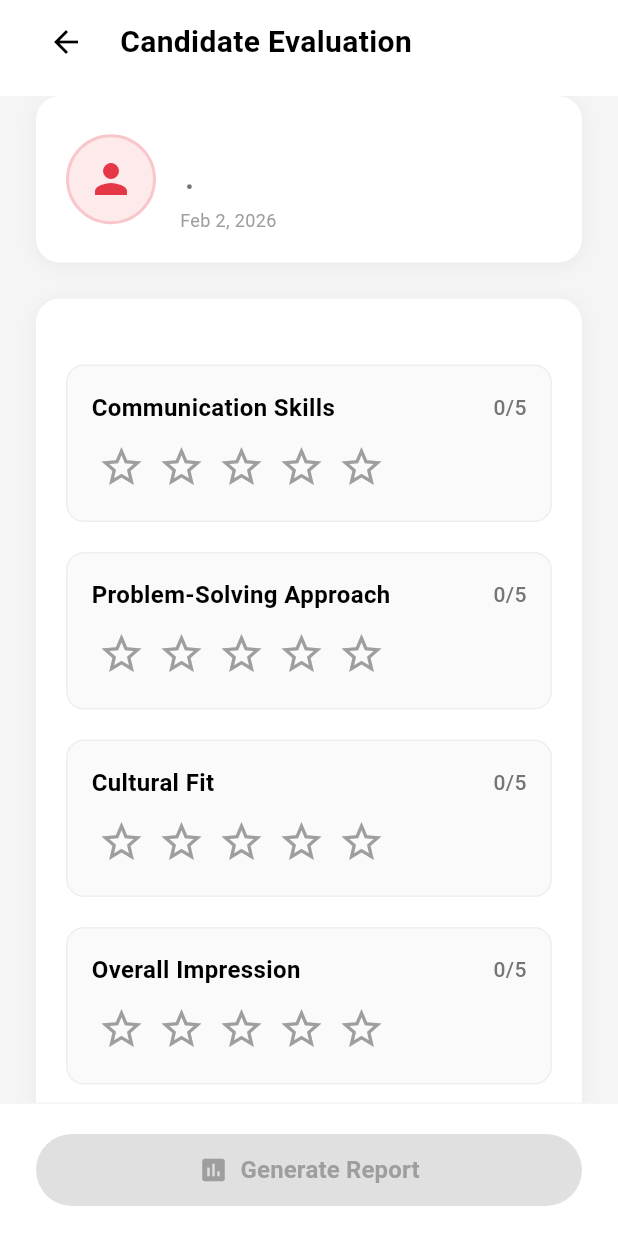
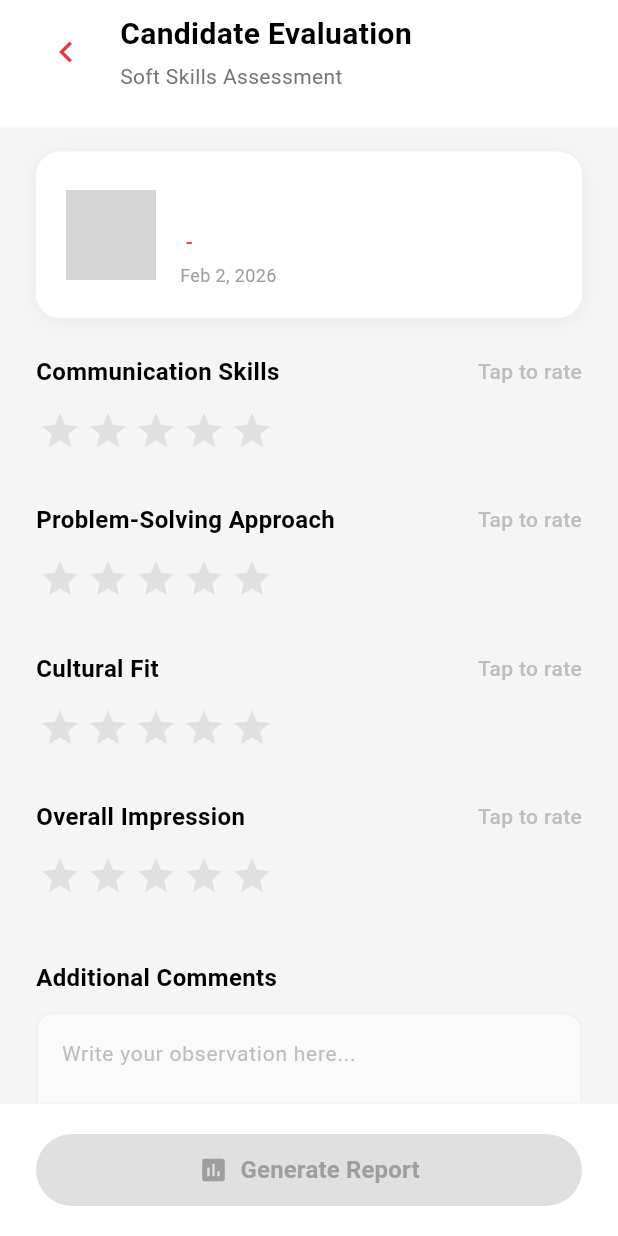
Before and after one commit to ZK-NIAZI/InterviewPro, a Flutter app: the CandidateEvaluationPage screen opened by its route, on a phone screen of 412 x 824 dp. Run offline on Flutter 3.47's test engine with Material 3 defaults, Android fonts, the phone set to English and light mode, and no system bars; our stand-ins replace equatable, get_it, go_router, hive, hive_flutter; accounts and stored records are empty; network calls fail; grey boxes are pictures that could not be loaded.

Commit message:
Improve UI styling and layout consistency in candidate-evaluation screen

```diff
--- a/lib/features/interview/presentation/pages/candidate_evaluation_page.dart
+++ b/lib/features/interview/presentation/pages/candidate_evaluation_page.dart
@@ -66,7 +66,7 @@ class _CandidateEvaluationPageState extends State<CandidateEvaluationPage> {
   Widget _buildHeader() {
     return Container(
       decoration: const BoxDecoration(color: Colors.white),
-      padding: const EdgeInsets.fromLTRB(24, 8, 24, 16),
+      padding: const EdgeInsets.fromLTRB(24, 8, 24, 24),
       child: Row(
         children: [
           // Back button
@@ -79,25 +79,35 @@ class _CandidateEvaluationPageState extends State<CandidateEvaluationPage> {
                 color: Colors.transparent,
                 borderRadius: BorderRadius.circular(20),
               ),
-              child: const Icon(
-                Icons.arrow_back,
-                size: 24,
-                color: Colors.black,
+              child: Icon(
+                Icons.chevron_left,
+                size: 28,
+                color: AppColors.primary,
               ),
             ),
           ),
 
           const SizedBox(width: 16),
 
-          // Title
-          const Expanded(
-            child: Text(
+          // Title and subtitle
+          Expanded(
+            child: Column(
+              crossAxisAlignment: CrossAxisAlignment.start,
+              children: [
+                const Text(
                   AppStrings.candidateEvaluation,
                   style: TextStyle(
                     fontSize: 20,
                     fontWeight: FontWeight.bold,
                     color: Colors.black,
                   ),
+                ),
+                const SizedBox(height: 4),
+                Text(
+                  'Soft Skills Assessment',
+                  style: TextStyle(fontSize: 14, color: Colors.grey[600]),
+                ),
+              ],
             ),
           ),
         ],
@@ -115,7 +125,7 @@ class _CandidateEvaluationPageState extends State<CandidateEvaluationPage> {
         }
 
         return SingleChildScrollView(
-          padding: const EdgeInsets.fromLTRB(24, 0, 24, 100),
+          padding: const EdgeInsets.fromLTRB(24, 16, 24, 100),
           child: Column(
             crossAxisAlignment: CrossAxisAlignment.start,
             children: [
--- a/lib/features/interview/presentation/widgets/candidate_info_card.dart
+++ b/lib/features/interview/presentation/widgets/candidate_info_card.dart
@@ -50,14 +50,14 @@ class CandidateInfoCard extends StatelessWidget {
       width: 60,
       height: 60,
       decoration: BoxDecoration(
-        color: AppColors.primary.withValues(alpha: 0.1),
         borderRadius: BorderRadius.circular(30),
-        border: Border.all(
-          color: AppColors.primary.withValues(alpha: 0.2),
-          width: 2,
+        image: const DecorationImage(
+          image: NetworkImage(
+            'https://images.unsplash.com/photo-1507003211169-0a1dd7228f2d?w=150&h=150&fit=crop&crop=face',
+          ),
+          fit: BoxFit.cover,
         ),
       ),
-      child: Icon(Icons.person, size: 32, color: AppColors.primary),
     );
   }
 
@@ -79,11 +79,11 @@ class CandidateInfoCard extends StatelessWidget {
 
         // Role and level
         Text(
-          '$role • $level',
+          '$role - $level',
           style: TextStyle(
             fontSize: 14,
             fontWeight: FontWeight.w500,
-            color: Colors.grey[600],
+            color: AppColors.primary,
           ),
         ),
 
--- a/lib/features/interview/presentation/widgets/evaluation_form_widget.dart
+++ b/lib/features/interview/presentation/widgets/evaluation_form_widget.dart
@@ -1,6 +1,5 @@
 import 'package:flutter/material.dart';
 import 'package:provider/provider.dart';
-import '../../../../core/constants/app_colors.dart';
 import '../../../../core/constants/app_strings.dart';
 import '../providers/evaluation_provider.dart';
 import 'star_rating_widget.dart';
@@ -36,24 +35,9 @@ class _EvaluationFormWidgetState extends State<EvaluationFormWidget> {
   Widget build(BuildContext context) {
     return Consumer<EvaluationProvider>(
       builder: (context, provider, child) {
-        return Container(
-          padding: const EdgeInsets.all(20),
-          decoration: BoxDecoration(
-            color: Colors.white,
-            borderRadius: BorderRadius.circular(16),
-            boxShadow: [
-              BoxShadow(
-                color: Colors.black.withValues(alpha: 0.05),
-                blurRadius: 10,
-                offset: const Offset(0, 2),
-              ),
-            ],
-          ),
-          child: Column(
+        return Column(
           crossAxisAlignment: CrossAxisAlignment.start,
           children: [
-              const SizedBox(height: 24),
-
             // Rating sections
             _buildRatingSection(
               label: AppStrings.communicationSkills,
@@ -61,7 +45,7 @@ class _EvaluationFormWidgetState extends State<EvaluationFormWidget> {
               onRatingChanged: provider.updateCommunicationSkills,
             ),
 
-              const SizedBox(height: 20),
+            const SizedBox(height: 32),
 
             _buildRatingSection(
               label: AppStrings.problemSolvingApproach,
@@ -69,7 +53,7 @@ class _EvaluationFormWidgetState extends State<EvaluationFormWidget> {
               onRatingChanged: provider.updateProblemSolvingApproach,
             ),
 
-              const SizedBox(height: 20),
+            const SizedBox(height: 32),
 
             _buildRatingSection(
               label: AppStrings.culturalFit,
@@ -77,7 +61,7 @@ class _EvaluationFormWidgetState extends State<EvaluationFormWidget> {
               onRatingChanged: provider.updateCulturalFit,
             ),
 
-              const SizedBox(height: 20),
+            const SizedBox(height: 32),
 
             _buildRatingSection(
               label: AppStrings.overallImpression,
@@ -85,17 +69,11 @@ class _EvaluationFormWidgetState extends State<EvaluationFormWidget> {
               onRatingChanged: provider.updateOverallImpression,
             ),
 
-              const SizedBox(height: 24),
+            const SizedBox(height: 40),
 
             // Additional comments
             _buildCommentsSection(provider),
-
-              const SizedBox(height: 24),
-
-              // Overall score display
-              _buildOverallScore(provider),
           ],
-          ),
         );
       },
     );
@@ -106,18 +84,10 @@ class _EvaluationFormWidgetState extends State<EvaluationFormWidget> {
     required int rating,
     required ValueChanged<int> onRatingChanged,
   }) {
-    return Container(
-      padding: const EdgeInsets.all(16),
-      decoration: BoxDecoration(
-        color: Colors.grey[50],
-        borderRadius: BorderRadius.circular(12),
-        border: Border.all(color: Colors.grey[200]!),
-      ),
-      child: LabeledStarRating(
+    return LabeledStarRating(
       label: label,
       rating: rating,
       onRatingChanged: onRatingChanged,
-      ),
     );
   }
 
@@ -134,9 +104,10 @@ class _EvaluationFormWidgetState extends State<EvaluationFormWidget> {
           ),
         ),
 
-        const SizedBox(height: 8),
+        const SizedBox(height: 12),
 
         Container(
+          height: 120,
           decoration: BoxDecoration(
             color: Colors.grey[50],
             borderRadius: BorderRadius.circular(12),
@@ -144,54 +115,20 @@ class _EvaluationFormWidgetState extends State<EvaluationFormWidget> {
           ),
           child: TextField(
             controller: _commentsController,
-            maxLines: 4,
+            maxLines: null,
+            expands: true,
             onChanged: provider.updateAdditionalComments,
             decoration: InputDecoration(
-              hintText: AppStrings.commentsHint,
+              hintText: 'Write your observation here...',
               border: InputBorder.none,
               contentPadding: const EdgeInsets.all(16),
-              hintStyle: TextStyle(color: Colors.grey[500], fontSize: 14),
+              hintStyle: TextStyle(color: Colors.grey[400], fontSize: 14),
             ),
             style: const TextStyle(fontSize: 14, color: Colors.black),
+            textAlignVertical: TextAlignVertical.top,
           ),
         ),
       ],
     );
   }
-
-  Widget _buildOverallScore(EvaluationProvider provider) {
-    final score = provider.calculatedScore;
-    final scorePercentage = (score * 10).toInt();
-
-    return Container(
-      padding: const EdgeInsets.all(16),
-      decoration: BoxDecoration(
-        color: AppColors.primary.withValues(alpha: 0.05),
-        borderRadius: BorderRadius.circular(12),
-        border: Border.all(color: AppColors.primary.withValues(alpha: 0.2)),
-      ),
-      child: Row(
-        mainAxisAlignment: MainAxisAlignment.spaceBetween,
-        children: [
-          const Text(
-            'Overall Score',
-            style: TextStyle(
-              fontSize: 16,
-              fontWeight: FontWeight.w600,
-              color: Colors.black,
-            ),
-          ),
-
-          Text(
-            '${score.toStringAsFixed(1)}/10 ($scorePercentage%)',
-            style: TextStyle(
-              fontSize: 18,
-              fontWeight: FontWeight.bold,
-              color: AppColors.primary,
-            ),
-          ),
-        ],
-      ),
-    );
 }
-}
--- a/lib/features/interview/presentation/widgets/star_rating_widget.dart
+++ b/lib/features/interview/presentation/widgets/star_rating_widget.dart
@@ -35,11 +35,11 @@ class StarRatingWidget extends StatelessWidget {
               ? () => onRatingChanged!(starIndex)
               : null,
           child: Container(
-            padding: const EdgeInsets.all(4),
+            padding: const EdgeInsets.all(2),
             child: Icon(
-              isActive ? Icons.star : Icons.star_border,
+              Icons.star,
               size: size,
-              color: isActive ? activeColor : inactiveColor,
+              color: isActive ? activeColor : Colors.grey[300],
             ),
           ),
         );
@@ -82,21 +82,22 @@ class LabeledStarRating extends StatelessWidget {
               ),
             ),
             Text(
-              '$rating/$maxRating',
+              rating > 0 ? '$rating/$maxRating' : 'Tap to rate',
               style: TextStyle(
                 fontSize: 14,
                 fontWeight: FontWeight.w500,
-                color: Colors.grey[600],
+                color: rating > 0 ? Colors.grey[600] : Colors.grey[400],
               ),
             ),
           ],
         ),
-        const SizedBox(height: 8),
+        const SizedBox(height: 12),
         StarRatingWidget(
           rating: rating,
           maxRating: maxRating,
           onRatingChanged: onRatingChanged,
           enabled: enabled,
+          size: 28,
         ),
       ],
     );
```
Lines whose indentation alone changed are shown as unchanged.
